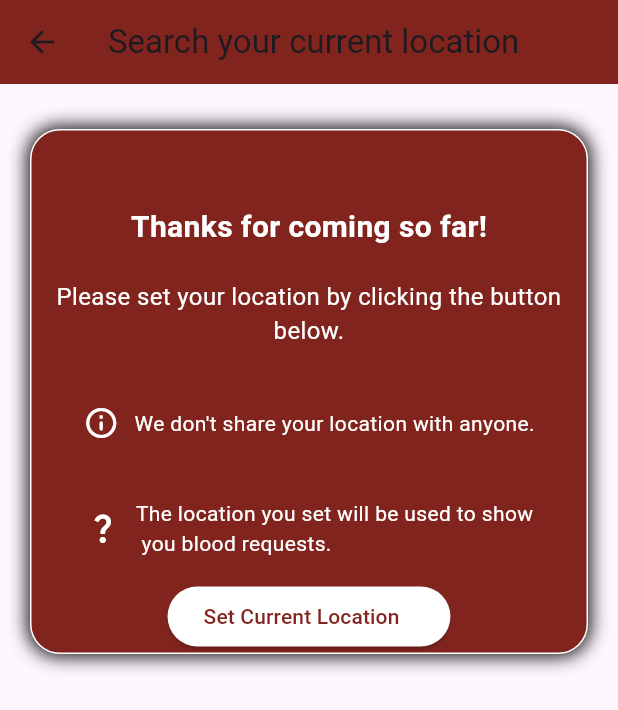
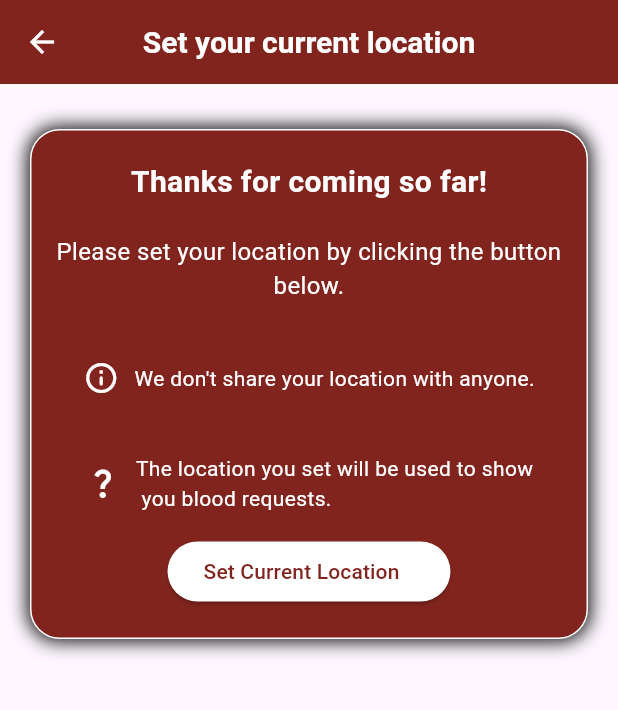
Before and after one commit to SreedevT/bloodbuddy, a Flutter app: the NewInter screen opened by its route, on a phone screen of 412 x 824 dp. Shown: the top 710 px of the screen. Run offline on Flutter 3.47's test engine with Material 2 defaults, Android fonts, the phone set to English and light mode, and no system bars; our stand-ins replace cloud_firestore, date_field, firebase_auth, firebase_core, flutter_map, flutter_spinkit and 4 more; missing offline and left inert: firebase_app_check; accounts and stored records are empty.

```diff
--- a/lib/screens/mapscreen.dart
+++ b/lib/screens/mapscreen.dart
@@ -90,13 +90,15 @@ class _NewInterState extends State<NewInter> {
         appBar: AppBar(
           backgroundColor: const Color.fromARGB(255, 129, 36, 30),
           elevation: 0,
-          title: const Text('Search your current location'),
+          title: const Text(
+            'Set your current location',
+          ),
         ),
         body: Column(
           crossAxisAlignment: CrossAxisAlignment.center,
           children: [
             Container(
-              height: 350,
+              // height: 350,
               margin: const EdgeInsets.only(
                   top: 30, left: 20, right: 20, bottom: 20),
               decoration: BoxDecoration(
@@ -122,7 +124,7 @@ class _NewInterState extends State<NewInter> {
               child: Center(
                 child: Column(
                   children: [
-                    const SizedBox(height: 50),
+                    const SizedBox(height: 20),
                     const Text(
                       "Thanks for coming so far!",
                       style: TextStyle(
@@ -223,6 +225,7 @@ class _NewInterState extends State<NewInter> {
                         _showModalBottomSheet(context);
                       },
                     ),
+                    const SizedBox(height: 20),
                   ],
                 ),
               ),
@@ -255,6 +258,12 @@ class _NewInterState extends State<NewInter> {
   void _showModalBottomSheet(BuildContext context) {
     showModalBottomSheet(
         context: context,
+        // shape and clipBehavior are used to make the sheet have rouned corners
+        shape: RoundedRectangleBorder(
+          borderRadius: BorderRadius.circular(20),
+        ),
+        isDismissible: false,
+        clipBehavior: Clip.antiAliasWithSaveLayer,
         barrierColor: Colors.black.withOpacity(
             0.7), // so what this does is that it gives this color to main screen when the sheet pops up
         builder: (BuildContext context) {
```
Also changed, not shown: lib/authentication/register.dart (+3 -10 lines), lib/main.dart (+9 -0 lines).
